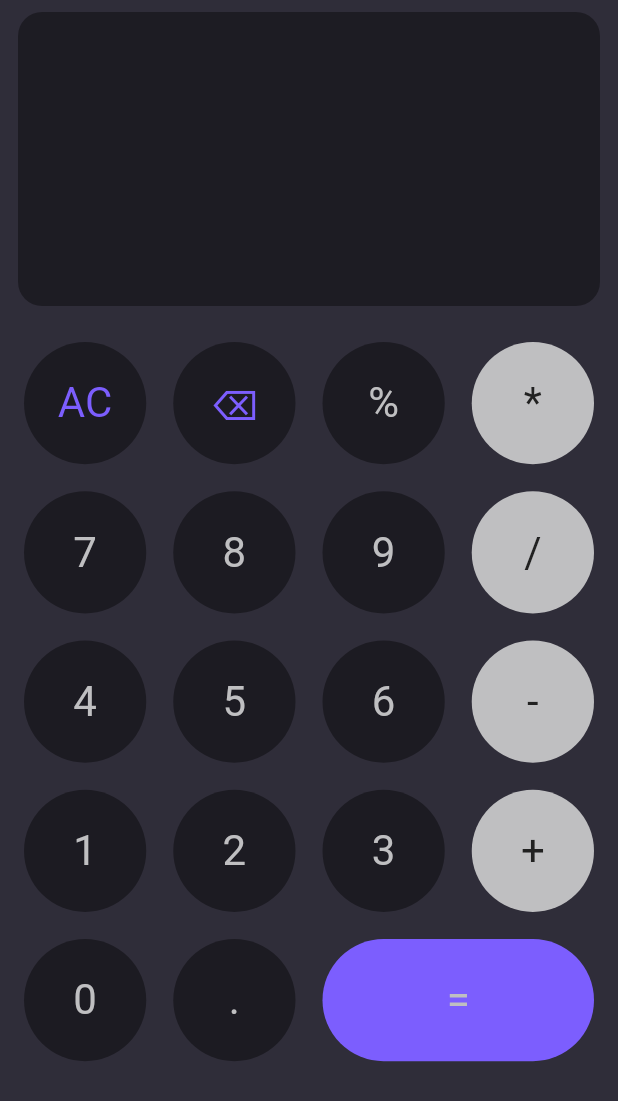
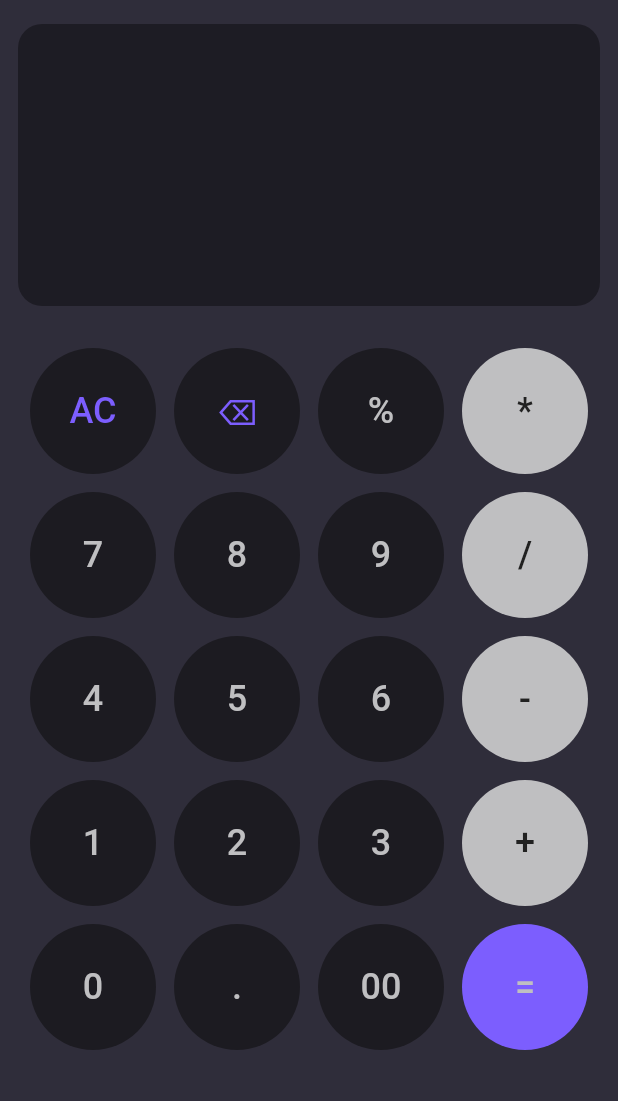
Before and after one commit to deivison-silva/level_up_2, a Flutter app: the screen it shows after launch, on a phone screen of 412 x 824 dp. Shown: the top 1101 px of the screen. Run offline on Flutter 3.47's test engine with Material 2 defaults, Android fonts, the phone set to English and light mode, and no system bars.

Commit message:
changes to the calculator controller and also to the keyboard buttons

```diff
--- a/lib/main.dart
+++ b/lib/main.dart
@@ -1,4 +1,5 @@
 import 'package:flutter/material.dart';
+import 'package:flutter/services.dart';
 import 'src/home/calculator.dart';
 
 void main() => runApp(MyApp());
@@ -8,6 +9,7 @@ class MyApp extends StatelessWidget {
 
   @override
   Widget build(BuildContext context) {
+    SystemChrome.setPreferredOrientations([DeviceOrientation.portraitUp]);
     return MaterialApp(
       debugShowCheckedModeBanner: false,
       title: 'Fluter Calculator',
--- a/lib/src/home/calculator.dart
+++ b/lib/src/home/calculator.dart
@@ -1,8 +1,7 @@
 import 'package:flutter/material.dart';
-import 'package:flutter_staggered_grid_view/flutter_staggered_grid_view.dart';
-import '/src/home/calculator_controller.dart';
+import '../shared/widgets/button_widget.dart';
 import '/src/shared/widgets/display_widget.dart';
-import '/src/shared/widgets/keyboard_widget.dart';
+import './calculator_controller.dart';
 
 class Calculator extends StatefulWidget {
   Calculator({Key? key}) : super(key: key);
@@ -12,18 +11,12 @@ class Calculator extends StatefulWidget {
 }
 
 class _CalculatorState extends State<Calculator> {
-  Controller _controller = Controller();
-
-  var operation = "";
-  var result = 0.0;
-  var a;
-  var b;
-  var currentOp;
+  CalculatorController _controller = CalculatorController();
 
   @override
   Widget build(BuildContext context) {
     return Scaffold(
-      backgroundColor: Color(0xFF2F2D39),
+      backgroundColor: Color(0xFF2F2D3A),
       body: SafeArea(
         top: true,
         bottom: true,
@@ -31,102 +24,124 @@ class _CalculatorState extends State<Calculator> {
           children: [
             Expanded(
               flex: 1,
-              child: Display(operation: operation),
+              child: Display(result: _controller.result),
             ),
             SizedBox(height: 8.0),
             Expanded(
               flex: 3,
-              child: StaggeredGridView.countBuilder(
-                padding: EdgeInsets.only(left: 8.0, right: 8.0, top: 8.0),
-                crossAxisCount: 4,
-                mainAxisSpacing: 2.0,
-                crossAxisSpacing: 2.0,
-                itemCount: _controller.options.length,
-                itemBuilder: (BuildContext context, int index) =>
-                    GestureDetector(
-                  onTap: () {
-                    final op = _controller.options[index];
-                    if (_controller.options[index] == '=') {
-                      operation =
-                          _controller.separatesFunctionIntoSmallerFunctions(
-                              operation, '*', '/');
-                      operation =
-                          _controller.separatesFunctionIntoSmallerFunctions(
-                              operation, '-', '+');
-                    } else {
-                      operation += _controller.options[index];
-                    }
-                    switch (op) {
-                      case "AC":
-                        {
-                          a = null;
-                          b = null;
-                          result = 0.0;
-                          operation = "";
-                          break;
-                        }
-                      case "+":
-                        {
-                          currentOp = op;
-                          break;
-                        }
-                      case "-":
-                        {
-                          currentOp = op;
-                          break;
-                        }
-                      case "*":
-                        {
-                          currentOp = op;
-                          break;
-                        }
-                      case "/":
-                        {
-                          currentOp = op;
-                          break;
-                        }
-                      case "=":
-                        {
-                          break;
-                        }
-                    }
-                    setState(() {});
-                  },
-                  child: Keyboard(
-                    text: _controller.options[index],
-                    colorButton: index == 18
-                        ? Color(0xFF7C5EFE)
-                        : index == 3
-                            ? Color(0xFFBFBFC1)
-                            : index == 7
-                                ? Color(0xFFBFBFC1)
-                                : index == 11
-                                    ? Color(0xFFBFBFC1)
-                                    : index == 15
-                                        ? Color(0xFFBFBFC1)
-                                        : Colors.black.withOpacity(0.4),
-                    textColor: index == 0
-                        ? Color(0xFF7C5EFE)
-                        : index == 1
-                            ? Color(0xFF7C5EFE)
-                            : index == 3
-                                ? Color(0xFF212121)
-                                : index == 7
-                                    ? Color(0xFF212121)
-                                    : index == 11
-                                        ? Color(0xFF212121)
-                                        : index == 15
-                                            ? Color(0xFF212121)
-                                            : Color(0xFFBFBFC1),
-                  ),
+              child: GridView(
+                padding: EdgeInsets.only(left: 16.0, top: 16.0, right: 16.0),
+                gridDelegate: SliverGridDelegateWithFixedCrossAxisCount(
+                  crossAxisCount: 4,
+                  mainAxisSpacing: 4.0,
+                  crossAxisSpacing: 4.0,
                 ),
-                staggeredTileBuilder: (index) {
-                  if (index == 18) {
-                    return StaggeredTile.count(2, 1);
-                  } else {
-                    return StaggeredTile.count(1, 1);
-                  }
-                },
+                children: [
+                  Button(
+                      text: 'AC',
+                      textColor: Color(0xFF7C5EFE),
+                      colorButton: Color(0xFF1C1B21),
+                      func: () => setState(() => _controller.clear())),
+                  Button(
+                      text: '⌫',
+                      textColor: Color(0xFF7C5EFE),
+                      colorButton: Color(0xFF1C1B21),
+                      func: () => setState(() => _controller.delete())),
+                  Button(
+                      text: '%',
+                      textColor: Color(0xFFBFBFC1),
+                      colorButton: Color(0xFF1C1B21),
+                      func: () => setState(() => _controller.doMod())),
+                  Button(
+                      text: '*',
+                      textColor: Color(0xFF212121),
+                      colorButton: Color(0xFFBFBFC1),
+                      func: () => setState(() => _controller.doMul())),
+                  //
+                  Button(
+                      text: '7',
+                      textColor: Color(0xFFBFBFC1),
+                      colorButton: Color(0xFF1C1B21),
+                      func: () => setState(() => _controller.add("7"))),
+                  Button(
+                      text: '8',
+                      textColor: Color(0xFFBFBFC1),
+                      colorButton: Color(0xFF1C1B21),
+                      func: () => setState(() => _controller.add("8"))),
+                  Button(
+                      text: '9',
+                      textColor: Color(0xFFBFBFC1),
+                      colorButton: Color(0xFF1C1B21),
+                      func: () => setState(() => _controller.add("9"))),
+                  Button(
+                      text: '/',
+                      textColor: Color(0xFF212121),
+                      colorButton: Color(0xFFBFBFC1),
+                      func: () => setState(() => _controller.doDiv())),
+                  //
+                  Button(
+                      text: '4',
+                      textColor: Color(0xFFBFBFC1),
+                      colorButton: Color(0xFF1C1B21),
+                      func: () => setState(() => _controller.add("4"))),
+                  Button(
+                      text: '5',
+                      textColor: Color(0xFFBFBFC1),
+                      colorButton: Color(0xFF1C1B21),
+                      func: () => setState(() => _controller.add("5"))),
+                  Button(
+                      text: '6',
+                      textColor: Color(0xFFBFBFC1),
+                      colorButton: Color(0xFF1C1B21),
+                      func: () => setState(() => _controller.add("6"))),
+                  Button(
+                      text: '-',
+                      textColor: Color(0xFF212121),
+                      colorButton: Color(0xFFBFBFC1),
+                      func: () => setState(() => _controller.doSub())),
+                  //
+                  Button(
+                      text: '1',
+                      textColor: Color(0xFFBFBFC1),
+                      colorButton: Color(0xFF1C1B21),
+                      func: () => setState(() => _controller.add("1"))),
+                  Button(
+                      text: '2',
+                      textColor: Color(0xFFBFBFC1),
+                      colorButton: Color(0xFF1C1B21),
+                      func: () => setState(() => _controller.add("2"))),
+                  Button(
+                      text: '3',
+                      textColor: Color(0xFFBFBFC1),
+                      colorButton: Color(0xFF1C1B21),
+                      func: () => setState(() => _controller.add("3"))),
+                  Button(
+                      text: '+',
+                      textColor: Color(0xFF212121),
+                      colorButton: Color(0xFFBFBFC1),
+                      func: () => setState(() => _controller.doSum())),
+                  //
+                  Button(
+                      text: '0',
+                      textColor: Color(0xFFBFBFC1),
+                      colorButton: Color(0xFF1C1B21),
+                      func: () => setState(() => _controller.add("0"))),
+                  Button(
+                      text: '.',
+                      textColor: Color(0xFFBFBFC1),
+                      colorButton: Color(0xFF1C1B21),
+                      func: () => setState(() => _controller.add("."))),
+                  Button(
+                      text: '00',
+                      textColor: Color(0xFFBFBFC1),
+                      colorButton: Color(0xFF1C1B21),
+                      func: () => setState(() => _controller.add("00"))),
+                  Button(
+                      text: '=',
+                      textColor: Color(0xFFBFBFC1),
+                      colorButton: Color(0xFF7C5EFE),
+                      func: () => setState(() => _controller.doEqual())),
+                ],
               ),
             ),
           ],
--- /dev/null
+++ b/lib/src/shared/widgets/button_widget.dart
@@ -0,0 +1,42 @@
+import 'package:flutter/material.dart';
+
+class Button extends StatelessWidget {
+  const Button({
+    Key? key,
+    required this.text,
+    required this.textColor,
+    required this.colorButton,
+    required this.func,
+  }) : super(key: key);
+
+  final String text;
+  final Color textColor;
+  final Color colorButton;
+  final VoidCallback func;
+
+  @override
+  Widget build(BuildContext context) {
+    return Padding(
+      padding: const EdgeInsets.all(4.0),
+      child: Container(
+        decoration: BoxDecoration(
+          borderRadius: BorderRadius.circular(50.0),
+          color: colorButton,
+        ),
+        child: TextButton(
+          style: TextButton.styleFrom(
+            shape: RoundedRectangleBorder(
+              borderRadius: BorderRadius.circular(50.0),
+            ),
+          ),
+          onPressed: func,
+          child: Text(
+            text,
+            style: TextStyle(
+                fontSize: 24.0, fontWeight: FontWeight.w500, color: textColor),
+          ),
+        ),
+      ),
+    );
+  }
+}
--- a/lib/src/shared/widgets/display_widget.dart
+++ b/lib/src/shared/widgets/display_widget.dart
@@ -1,13 +1,13 @@
 import 'package:flutter/material.dart';
 
 class Display extends StatelessWidget {
-  const Display({Key? key, required this.operation}) : super(key: key);
+  const Display({Key? key, required this.result}) : super(key: key);
 
-  final String operation;
+  final String result;
   @override
   Widget build(BuildContext context) {
     return Padding(
-      padding: const EdgeInsets.only(left: 12.0, top: 8.0, right: 12.0),
+      padding: const EdgeInsets.only(left: 12.0, top: 16.0, right: 12.0),
       child: Container(
         decoration: BoxDecoration(
           color: Colors.black38,
@@ -21,7 +21,7 @@ class Display extends StatelessWidget {
             padding:
                 const EdgeInsets.only(right: 24.0, bottom: 24.0, left: 24.0),
             child: Text(
-              operation,
+              result,
               maxLines: 1,
               style: TextStyle(
                 color: Color(0xFFBFBFC1),
--- a/lib/src/shared/widgets/keyboard_widget.dart
+++ /dev/null
@@ -1,37 +0,0 @@
-import 'package:flutter/material.dart';
-
-class Keyboard extends StatelessWidget {
-  const Keyboard({
-    Key? key,
-    required this.colorButton,
-    required this.text,
-    required this.textColor,
-  }) : super(key: key);
-
-  final Color colorButton;
-  final String text;
-  final Color textColor;
-
-  @override
-  Widget build(BuildContext context) {
-    return Padding(
-      padding: const EdgeInsets.all(8.0),
-      child: Container(
-        decoration: BoxDecoration(
-          borderRadius: BorderRadius.all(Radius.circular(50.0)),
-          color: colorButton,
-        ),
-        child: Center(
-          child: Text(
-            text,
-            style: TextStyle(
-              color: textColor,
-              fontWeight: FontWeight.w400,
-              fontSize: 28.0,
-            ),
-          ),
-        ),
-      ),
-    );
-  }
-}
--- a/pubspec.yaml
+++ b/pubspec.yaml
@@ -28,6 +28,7 @@ dependencies:
   # Use with the CupertinoIcons class for iOS style icons.
   cupertino_icons: ^1.0.2
   flutter_staggered_grid_view: ^0.4.0
+  math_expressions: ^2.1.1
 
 dev_dependencies:
   flutter_test:
```
Also changed, not shown: lib/src/home/calculator_controller.dart (+103 -69 lines), pubspec.lock, 2 other files.
